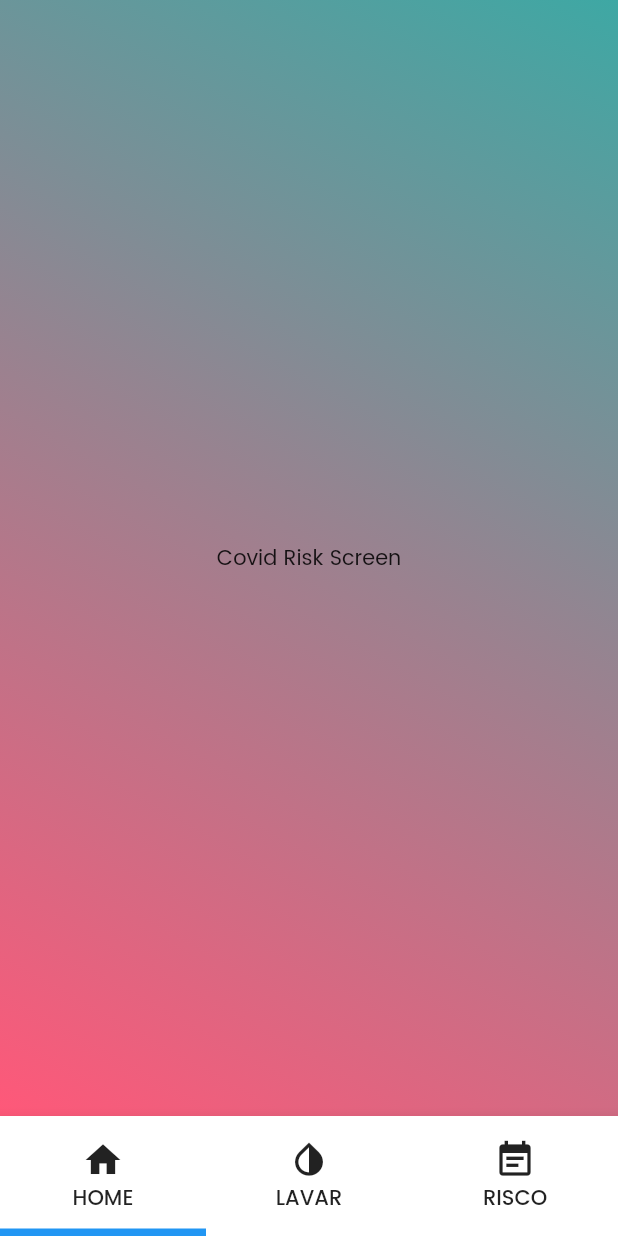
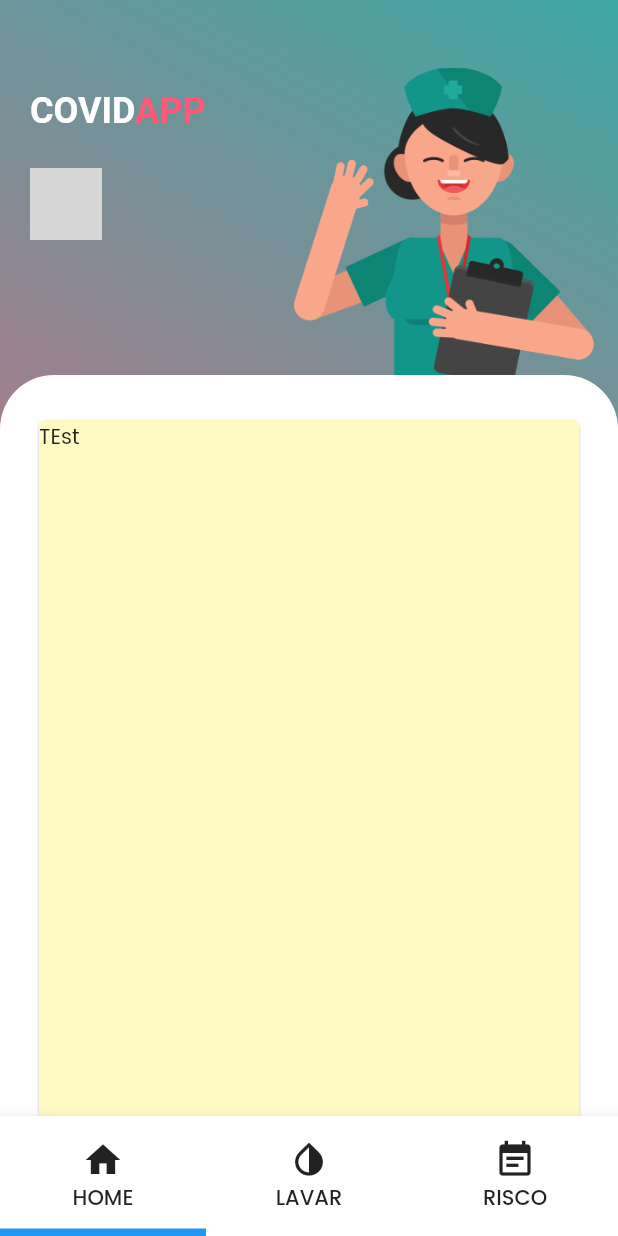
Before and after one commit to xxGus/covid_app, a Flutter app: the screen it shows after launch, swiped to page 3, on a phone screen of 412 x 824 dp. Run offline on Flutter 3.47's test engine with Material 2 defaults, Android fonts, the phone set to English and light mode, and no system bars; network calls fail; grey boxes are pictures that could not be loaded.

Commit message:
quiz screen

```diff
--- a/lib/shared_widgets/app_widgets.dart
+++ b/lib/shared_widgets/app_widgets.dart
@@ -14,7 +14,6 @@ class AppWidget extends StatelessWidget {
   Widget build(BuildContext context) {
     return Scaffold(
       backgroundColor: Colors.transparent,
-
       appBar: PreferredSize(
         preferredSize: Size.fromHeight(375),
         child: AppBar(
@@ -55,10 +54,11 @@ class AppWidget extends StatelessWidget {
                 ),
                 Positioned(
                   top: imageTop,
-                  right: spacing(3),
+                  right: spacing(2),
                   child: Image.asset(
                     image,
                     fit: BoxFit.fill,
+                    width: 200,
                   ),
                 ),
               ],
--- /dev/null
+++ b/lib/shared_widgets/covidapp_container.dart
@@ -0,0 +1,24 @@
+import 'package:flutter/material.dart';
+
+class CovidAppContainer extends StatelessWidget {
+  final Widget child;
+  CovidAppContainer({this.child});
+
+  @override
+  Widget build(BuildContext context) {
+    return Padding(
+      padding: EdgeInsets.only(top: 250),
+      child: Container(
+        width: MediaQuery.of(context).size.width,
+        decoration: BoxDecoration(
+            borderRadius: BorderRadius.only(
+              topLeft: Radius.circular(36),
+              topRight: Radius.circular(36),
+            ),
+            color: Color(0xFFFEFEFE)),
+        padding: EdgeInsets.only(top: 26, left: 22, right: 22, bottom: 25),
+        child: child
+      ),
+    );
+  }
+}
--- a/lib/ui/covid_risk/covid_risk_screen.dart
+++ b/lib/ui/covid_risk/covid_risk_screen.dart
@@ -1,3 +1,5 @@
+import 'package:covid_app/shared_widgets/app_widgets.dart';
+import 'package:covid_app/ui/covid_risk/quiz.dart';
 import 'package:flutter/material.dart';
 
 class CovidRiskScreen extends StatefulWidget {
@@ -8,8 +10,22 @@ class CovidRiskScreen extends StatefulWidget {
 class _CovidRiskScreenState extends State<CovidRiskScreen> {
   @override
   Widget build(BuildContext context) {
-    return Center(
-      child: Text('Covid Risk Screen'),
+   return SizedBox.expand(
+      child: Stack(
+        children: <Widget>[
+          AppWidget(
+            image: "assets/images/semfundo-quiz.png",
+            tagline: 'Avaliação',
+            imageTop: 45,
+          ),
+          Align(
+            alignment: Alignment.bottomCenter,
+                      child: SingleChildScrollView(
+              child: Quiz(),
+            ),
+          )
+        ],
+      ),
     );
   }
 }
--- /dev/null
+++ b/lib/ui/covid_risk/quiz.dart
@@ -0,0 +1,27 @@
+import 'package:covid_app/shared_widgets/covidapp_container.dart';
+import 'package:flutter/material.dart';
+
+class Quiz extends StatefulWidget {
+  @override
+  _QuizState createState() => _QuizState();
+}
+
+class _QuizState extends State<Quiz> {
+  @override
+  Widget build(BuildContext context) {
+    return CovidAppContainer(
+      child: Column(
+        children: <Widget>[
+          SizedBox(
+            height: 500,
+            width: double.infinity,
+                  child: Card(
+                    color: Colors.yellow[100],
+              child: Text("TEst"),
+            ),
+          ),
+        ],
+      ),
+    );
+  }
+}
```
Also changed, not shown: assets/images/Revolução Industrial.png (added), assets/images/imgquiz.png (added), assets/images/quiz-img.png (added), assets/images/quiz.png (added), assets/images/semfundo-quiz.png (added).
